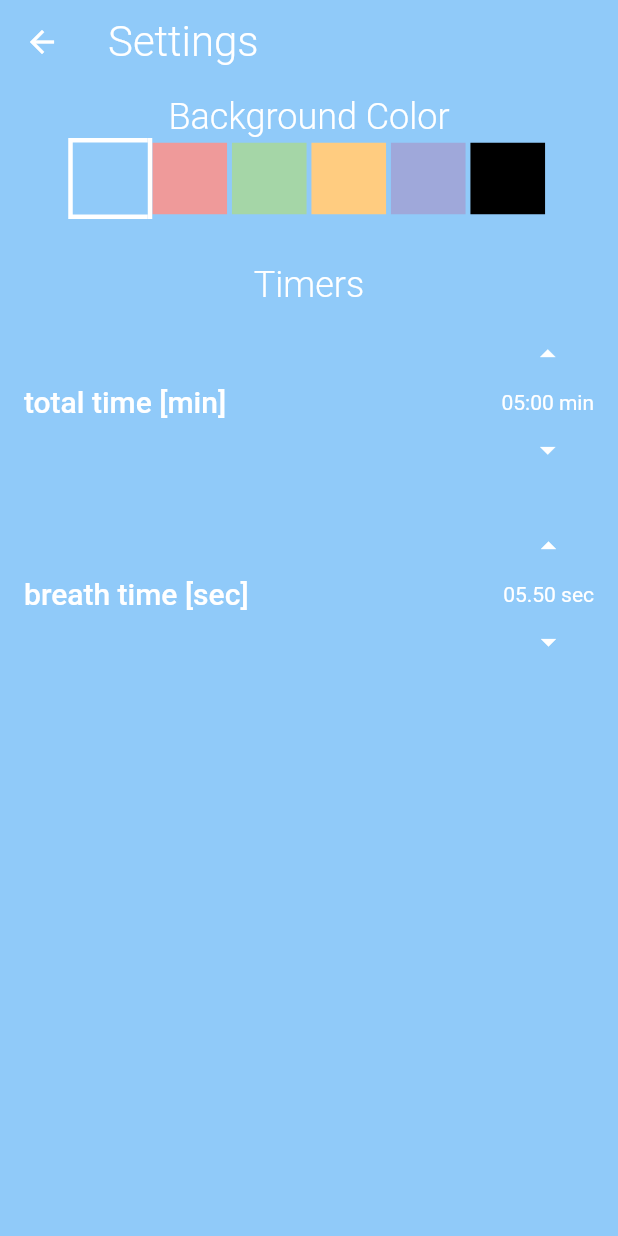
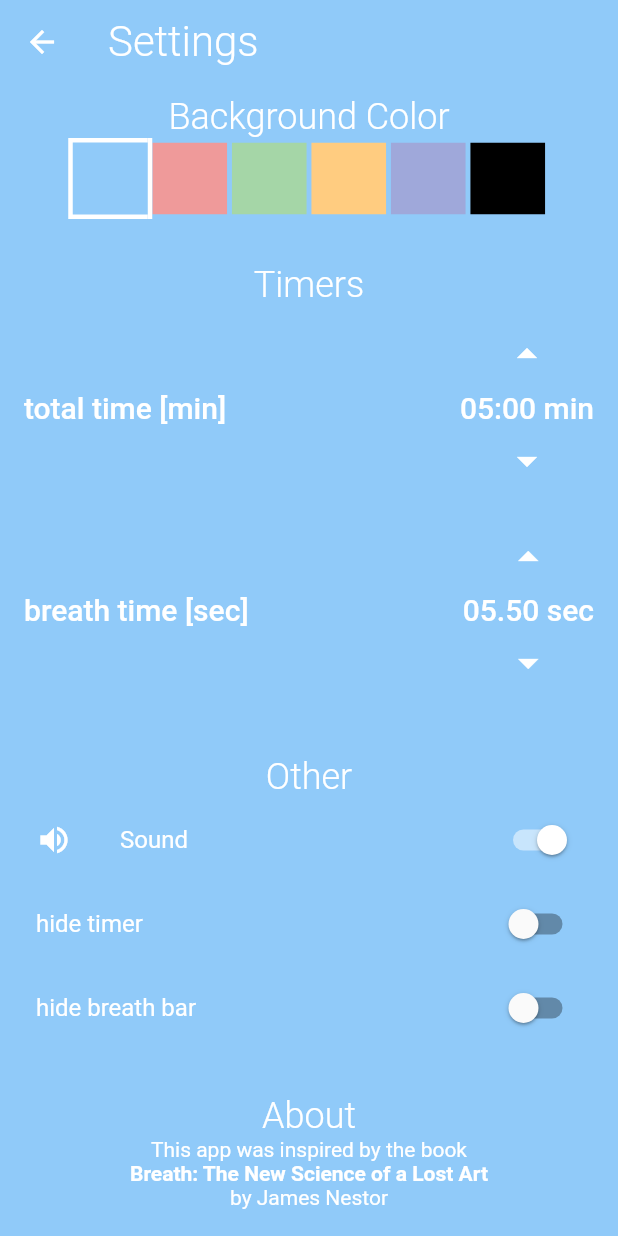
Before and after one commit to joscha0/breath, a Flutter app: the screen it shows after launch, after a tap on the "settings" icon, on a phone screen of 412 x 824 dp. Run offline on Flutter 3.47's test engine with Material 2 defaults, Android fonts, the light colour scheme and no system bars; our stand-ins replace audioplayers, get, get_storage, percent_indicator, rive; statements that could not run were skipped.

Commit message:
add more settings

```diff
--- a/lib/modules/beathe/breathe_controller.dart
+++ b/lib/modules/beathe/breathe_controller.dart
@@ -24,6 +24,8 @@ class BreatheController extends GetxController {
 
   final box = GetStorage();
 
+  late bool soundOn, hideTimer, hideBreathBar;
+
   @override
   void onInit() {
     SystemChrome.setEnabledSystemUIMode(SystemUiMode.immersive);
@@ -31,6 +33,9 @@ class BreatheController extends GetxController {
     time.value = initTime;
     initBreathTime = box.read(boxBreathTime) ?? breathTimeMillisecondsDefault;
     breathTime.value = initBreathTime;
+    soundOn = box.read(boxSoundOn) ?? true;
+    hideTimer = box.read(boxHideTimer) ?? false;
+    hideBreathBar = box.read(boxHideBreathBar) ?? false;
     super.onInit();
   }
 
@@ -62,8 +67,10 @@ class BreatheController extends GetxController {
       if (time.value != 0 && breathTime.value == 0) {
         breathTime.value = initBreathTime;
         breathIn.value = !breathIn.value;
-        AudioCache player = AudioCache();
-        player.play('sound.mp3');
+        if (soundOn) {
+          AudioCache player = AudioCache();
+          player.play('sound.mp3');
+        }
       }
       if (breathTime.value > 0) {
         breathTime.value -= 100;
--- a/lib/modules/beathe/breathe_page.dart
+++ b/lib/modules/beathe/breathe_page.dart
@@ -26,12 +26,14 @@ class BreathePage extends GetView<BreatheController> {
                   Container(
                     width: double.infinity,
                   ),
+                  if (!c.hideTimer) ...[
                     Text(
                       c.timeString,
                       style: Theme.of(context).textTheme.headline4,
                       textAlign: TextAlign.center,
                     ),
                     const SizedBox(height: 50),
+                  ],
                   CircularPercentIndicator(
                     radius: 280,
                     lineWidth: 16,
@@ -53,6 +55,7 @@ class BreathePage extends GetView<BreatheController> {
                       ),
                     ),
                   ),
+                  if (!c.hideBreathBar) ...[
                     const SizedBox(height: 50),
                     LinearPercentIndicator(
                       percent: c.breathIn.value
@@ -68,11 +71,12 @@ class BreathePage extends GetView<BreatheController> {
                       alignment: MainAxisAlignment.center,
                       linearStrokeCap: LinearStrokeCap.roundAll,
                     ),
+                  ],
                   const SizedBox(height: 20),
                   Container(
                     padding: const EdgeInsets.all(8),
                     child: Text(
-                      c.breathIn.value ? 'breathe in' : 'breath out',
+                      c.breathIn.value ? 'breathe in' : 'breathe out',
                       style: Theme.of(context).textTheme.headline5,
                       textAlign: TextAlign.center,
                     ),
--- a/lib/modules/settings/settings_controller.dart
+++ b/lib/modules/settings/settings_controller.dart
@@ -5,6 +5,7 @@ import 'package:breath/shared/themes.dart';
 import 'package:flutter/material.dart';
 import 'package:get/get.dart';
 import 'package:get_storage/get_storage.dart';
+import 'package:url_launcher/url_launcher.dart';
 
 class SettingsController extends GetxController {
   List<BackgroundColors> themes = BackgroundColors.values;
@@ -25,6 +26,10 @@ class SettingsController extends GetxController {
           .toString()
           .substring(5, 10);
 
+  RxBool soundOn = true.obs;
+  RxBool hideTimer = false.obs;
+  RxBool hideBreathBar = false.obs;
+
   @override
   void onInit() {
     isSelected = List.generate(backgrounds.length, (index) => false).obs;
@@ -34,6 +39,9 @@ class SettingsController extends GetxController {
     totalTimeSeconds.value = box.read(boxTotalTime) ?? totalTimeSecondsDefault;
     breathTimeMilliseconds.value =
         box.read(boxBreathTime) ?? breathTimeMillisecondsDefault;
+    soundOn.value = box.read(boxSoundOn) ?? true;
+    hideTimer.value = box.read(boxHideTimer) ?? false;
+    hideBreathBar.value = box.read(boxHideBreathBar) ?? false;
     super.onInit();
   }
 
@@ -73,4 +81,23 @@ class SettingsController extends GetxController {
     }
     box.write(boxBreathTime, breathTimeMilliseconds.value);
   }
+
+  void openGithub() async {
+    await launch(githubUrl);
+  }
+
+  void setSoundOn(bool value) {
+    soundOn.value = value;
+    box.write(boxSoundOn, value);
+  }
+
+  void setHideTimer(bool value) {
+    hideTimer.value = value;
+    box.write(boxHideTimer, value);
+  }
+
+  void setHideBreathBar(bool value) {
+    hideBreathBar.value = value;
+    box.write(boxHideBreathBar, value);
+  }
 }
--- a/lib/modules/settings/settings_page.dart
+++ b/lib/modules/settings/settings_page.dart
@@ -70,11 +70,20 @@ class SettingsPage extends GetView<SettingsController> {
                           children: [
                             IconButton(
                                 onPressed: () => c.increaseTotalTime(),
-                                icon: const Icon(Icons.arrow_drop_up)),
-                            Text('${c.totalTimeString} min'),
+                                icon: const Icon(
+                                  Icons.arrow_drop_up,
+                                  size: 32,
+                                )),
+                            Text(
+                              '${c.totalTimeString} min',
+                              style: Theme.of(context).textTheme.headline6,
+                            ),
                             IconButton(
                                 onPressed: () => c.decreaseTotalTime(),
-                                icon: const Icon(Icons.arrow_drop_down))
+                                icon: const Icon(
+                                  Icons.arrow_drop_down,
+                                  size: 32,
+                                ))
                           ],
                         ),
                       ],
@@ -91,16 +100,72 @@ class SettingsPage extends GetView<SettingsController> {
                           children: [
                             IconButton(
                                 onPressed: () => c.increaseBreathTime(),
-                                icon: const Icon(Icons.arrow_drop_up)),
-                            Text('${c.breathTimeString} sec'),
+                                icon: const Icon(
+                                  Icons.arrow_drop_up,
+                                  size: 32,
+                                )),
+                            Text(
+                              '${c.breathTimeString} sec',
+                              style: Theme.of(context).textTheme.headline6,
+                            ),
                             IconButton(
                                 onPressed: () => c.decreaseBreathTime(),
-                                icon: const Icon(Icons.arrow_drop_down))
+                                icon: const Icon(
+                                  Icons.arrow_drop_down,
+                                  size: 32,
+                                ))
                           ],
                         ),
                       ],
                     ),
                   ),
+                  const SizedBox(
+                    height: 30,
+                  ),
+                  Text(
+                    'Other',
+                    style: Theme.of(context).textTheme.headline5,
+                  ),
+                  SwitchListTile(
+                    value: c.soundOn.value,
+                    onChanged: (value) => c.setSoundOn(value),
+                    activeColor: Colors.white,
+                    title: const Text('Sound'),
+                    secondary: Icon(
+                      c.soundOn.value ? Icons.volume_up : Icons.volume_mute,
+                      color: Colors.white,
+                    ),
+                  ),
+                  SwitchListTile(
+                    value: c.hideTimer.value,
+                    onChanged: (value) => c.setHideTimer(value),
+                    activeColor: Colors.white,
+                    title: const Text('hide timer'),
+                  ),
+                  SwitchListTile(
+                    value: c.hideBreathBar.value,
+                    onChanged: (value) => c.setHideBreathBar(value),
+                    activeColor: Colors.white,
+                    title: const Text('hide breath bar'),
+                  ),
+                  const SizedBox(height: 30),
+                  Text(
+                    'About',
+                    style: Theme.of(context).textTheme.headline5,
+                  ),
+                  const Text('This app was inspired by the book'),
+                  const Text('Breath: The New Science of a Lost Art',
+                      style: TextStyle(
+                        fontWeight: FontWeight.bold,
+                      )),
+                  const Text('by James Nestor'),
+                  const SizedBox(height: 20),
+                  IconButton(
+                    icon: Image.asset('assets/github.png'),
+                    onPressed: () => c.openGithub(),
+                  ),
+                  const SizedBox(height: 10),
+                  const Text('Made with ❤️ by @joscha0')
                 ],
               ),
             );
--- a/lib/shared/constants.dart
+++ b/lib/shared/constants.dart
@@ -8,6 +8,9 @@ const int maxBreathTimeMilliseconds = 59500;
 const String boxTotalTime = 'totalTime';
 const String boxBreathTime = 'breathTime';
 const String boxBackgroundColor = 'backgroundColor';
+const String boxSoundOn = 'soundOn';
+const String boxHideTimer = 'hideTimer';
+const String boxHideBreathBar = 'hideBreathBar';
 
 // themes
 enum BackgroundColors {
@@ -20,3 +23,5 @@ enum BackgroundColors {
 }
 
 const BackgroundColors defaultBackgroundColor = BackgroundColors.blue;
+
+const String githubUrl = 'https://github.com/joscha0/breath';
```
Also changed, not shown: assets/github.png (added). Lines whose indentation alone changed are shown as unchanged.
